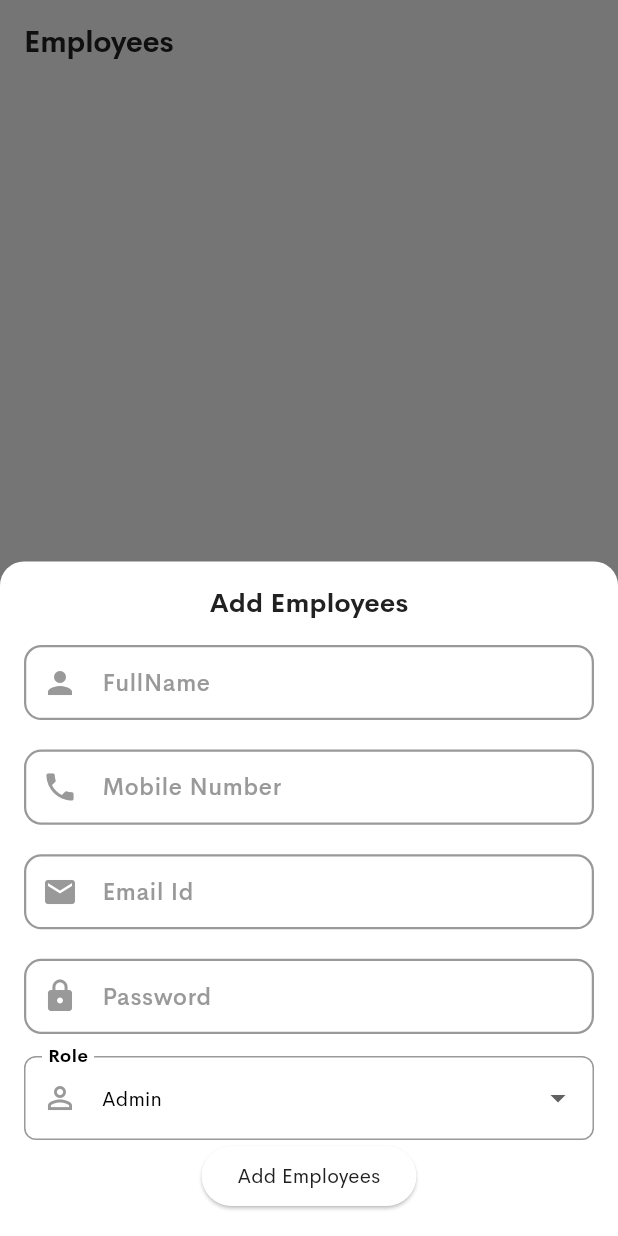
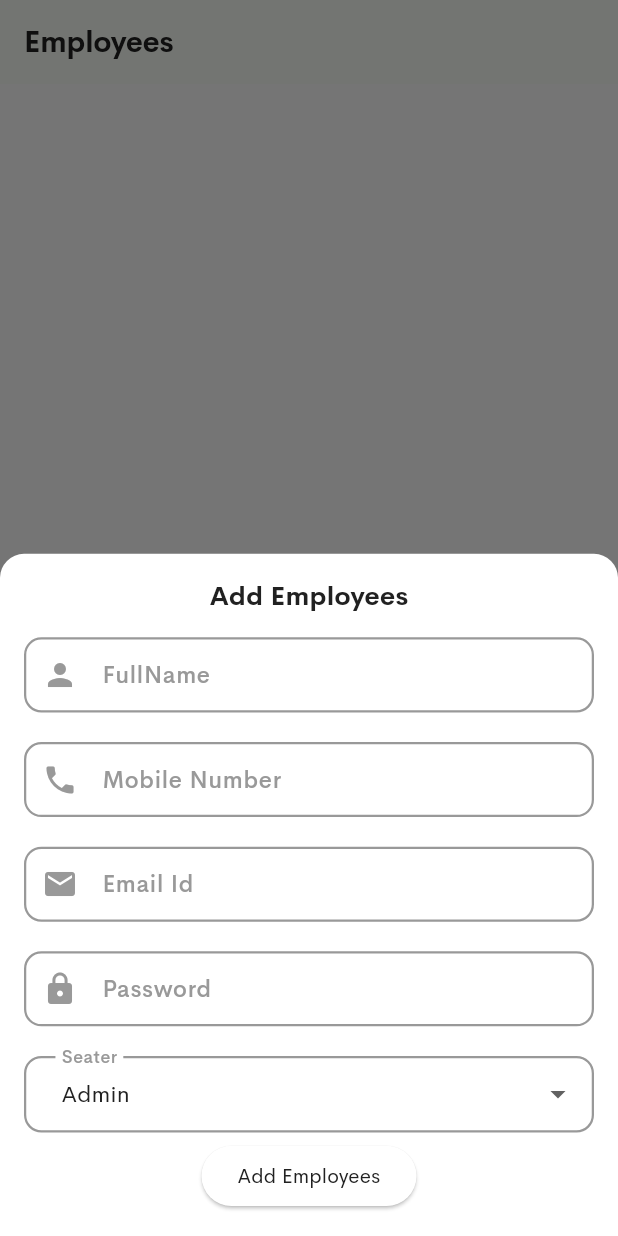
Before and after one commit to avadhworkzone/rental_motor_cycle, a Flutter app: the EmployeesScreen screen opened by its route, after a tap on the "add" icon, on a phone screen of 412 x 824 dp. Run offline on Flutter 3.47's test engine with Material 3 defaults, Android fonts, the phone set to English and light mode, and no system bars; our stand-ins replace cached_network_image, flutter_screenutil, flutter_svg, get, get_storage, image_picker and 5 more; accounts and stored records are empty; statements that could not run were skipped.

Commit message:
implement them mode

```diff
--- a/lib/commonWidgets/common_dropdown.dart
+++ b/lib/commonWidgets/common_dropdown.dart
@@ -24,6 +24,7 @@ class CommonDropdown extends StatelessWidget {
 
   @override
   Widget build(BuildContext context) {
+    bool isDarkTheme = Theme.of(context).brightness == Brightness.dark;
     return Padding(
       padding: const EdgeInsets.symmetric(vertical: 5),
       child: DropdownButtonFormField<String>(
@@ -33,7 +34,7 @@ class CommonDropdown extends StatelessWidget {
             horizontal: 20.w,
             vertical: 14.h,
           ),
-          fillColor: Colors.white,
+          fillColor: isDarkTheme?ColorUtils.darkThemeBg:Colors.white,
           filled: true,
           labelText: labelText.tr,
           labelStyle: TextStyle(
--- a/lib/commonWidgets/custom_appbar.dart
+++ b/lib/commonWidgets/custom_appbar.dart
@@ -17,9 +17,11 @@ AppBar commonAppBar({
   // bool isBackButton = true,
   bool isNotificationButton = true,
 }) {
+  // bool isDarkTheme = Theme.of(context).brightness == Brightness.dark;
+
   return AppBar(
     centerTitle: isCenterTitle ?? true,
-    backgroundColor: ColorUtils.white,
+    // backgroundColor: isDarkTheme?ColorUtils.darkThemeBg:ColorUtils.white,
 
     // toolbarHeight: 7.5.h,
     // leading: SizedBox(),
--- a/lib/commonWidgets/custom_text_field.dart
+++ b/lib/commonWidgets/custom_text_field.dart
@@ -80,6 +80,7 @@ class CommonTextField extends StatelessWidget {
   /// PLEASE IMPORT GET X PACKAGE
   @override
   Widget build(BuildContext context) {
+    bool isDarkTheme = Theme.of(context).brightness == Brightness.dark;
     return Padding(
       padding: const EdgeInsets.symmetric(vertical: 5),
       child: TextFormField(
@@ -92,7 +93,7 @@ class CommonTextField extends StatelessWidget {
         autofocus: autoFocus,
         obscureText: obscureValue ?? false,
         style: TextStyle(
-          color: ColorUtils.black21,
+          color: isDarkTheme?ColorUtils.white:ColorUtils.black21,
           fontSize: 16.sp,
           fontWeight: FontWeight.w500,
           fontFamily: FontUtils.cerebriSans,
@@ -124,7 +125,7 @@ class CommonTextField extends StatelessWidget {
             horizontal: 20.w,
             vertical: 14.h,
           ), // Enhanced padding
-          fillColor: Colors.white, // Light background
+          fillColor: isDarkTheme?ColorUtils.darkThemeBg:Colors.white, // Light background
           filled: true, // Enables background fill
           labelText:
               (labelText?.isNotEmpty ?? false) ? labelText.toString().tr : "",
@@ -150,7 +151,7 @@ class CommonTextField extends StatelessWidget {
           // 🔥 When the text field is focused
           focusedBorder: OutlineInputBorder(
             borderRadius: BorderRadius.circular(12.r),
-            borderSide: BorderSide(color: ColorUtils.primary, width: 2.0),
+            borderSide: BorderSide(color: isDarkTheme?ColorUtils.grey99:ColorUtils.primary, width: 2.0),
           ),
 
           // ❌ When there is an error
--- a/lib/utils/Theme/app_text_style.dart
+++ b/lib/utils/Theme/app_text_style.dart
@@ -158,14 +158,16 @@ class CustomText extends StatelessWidget {
 
   @override
   Widget build(BuildContext context) {
+    bool isDarkTheme = Theme.of(context).brightness == Brightness.dark;
     return Text(
-      isLocalization ? title.tr : title,
+      isLocalization ? title.tr :
+      title,
       textDirection: textDirection,
       textAlign: textAlign,
       maxLines: maxLines,
       style: TextStyle(
         color:
-            color ?? (Get.isDarkMode ? ColorUtils.white : ColorUtils.black21),
+        color ?? (isDarkTheme ? ColorUtils.white : ColorUtils.black21),
         fontFamily: fontFamily ?? FontUtils.cerebriSans,
         fontWeight: fontWeight ?? FontWeight.w400,
         fontSize: fontSize ?? 14.sp,
--- a/lib/utils/Theme/app_theme.dart
+++ b/lib/utils/Theme/app_theme.dart
@@ -78,7 +78,7 @@ class AppTheme {
     ),
   );
 
-  static final ThemeData darkTheme = ThemeData(
+  static final ThemeData  darkTheme = ThemeData(
     scaffoldBackgroundColor: ColorUtils.darkThemeBg,
     cardColor: ColorUtils.darkThemeBg,
     // cardColor: const Color(0xff474747),
--- a/lib/view/settings_screen.dart
+++ b/lib/view/settings_screen.dart
@@ -2,6 +2,7 @@ import 'package:flutter/material.dart';
 import 'package:flutter_screenutil/flutter_screenutil.dart';
 import 'package:get/get.dart';
 import 'package:rental_motor_cycle/commonWidgets/custom_appbar.dart';
+import 'package:rental_motor_cycle/utils/Theme/app_text_style.dart';
 import 'package:rental_motor_cycle/utils/shared_preference_utils.dart';
 import 'package:rental_motor_cycle/utils/string_utils.dart';
 import 'package:rental_motor_cycle/utils/download_db.dart';
@@ -87,6 +88,7 @@ class SettingsScreen extends StatelessWidget {
               onChanged: (value) {
                 isDarkMode.value = value;
                 Get.changeTheme(value ? ThemeData.dark() : ThemeData.light());
+
               },
             ),
           ),
@@ -100,7 +102,7 @@ class SettingsScreen extends StatelessWidget {
               children: [
                 ListTile(
                   leading: Icon(Icons.delete, color: Colors.red),
-                  title: Text("Reset Entire Database"),
+                  title: CustomText("Reset Entire Database"),
                   onTap: () => showResetOptions(),
                 ),
                 ListTile(
--- a/lib/view/user_screen.dart
+++ b/lib/view/user_screen.dart
@@ -2,6 +2,7 @@ import 'dart:developer';
 import 'package:flutter/material.dart';
 import 'package:flutter_screenutil/flutter_screenutil.dart';
 import 'package:get/get.dart';
+import 'package:rental_motor_cycle/commonWidgets/common_dropdown.dart';
 import 'package:rental_motor_cycle/commonWidgets/custom_appbar.dart';
 import 'package:rental_motor_cycle/commonWidgets/custom_text_field.dart';
 import 'package:rental_motor_cycle/utils/Theme/app_text_style.dart';
@@ -25,7 +26,7 @@ class _EmployeesState extends State<EmployeesScreen> {
   final TextEditingController fullnameController = TextEditingController();
   final TextEditingController passwordController = TextEditingController();
   String selectedRole = StringUtils.admin; // Default role
-  List employRoleList = [StringUtils.admin, StringUtils.manager];
+  List<String> employRoleList = [StringUtils.admin, StringUtils.manager];
   final _formKey = GlobalKey<FormState>();
 
   var isProcessing = false.obs;
@@ -50,7 +51,7 @@ class _EmployeesState extends State<EmployeesScreen> {
       Container(
         padding: EdgeInsets.all(16),
         decoration: BoxDecoration(
-          color: Colors.white,
+          color: Theme.of(context).brightness == Brightness.dark?ColorUtils.darkThemeBg:Colors.white,
           borderRadius: BorderRadius.vertical(top: Radius.circular(16)),
         ),
         child: SingleChildScrollView(
@@ -123,25 +124,10 @@ class _EmployeesState extends State<EmployeesScreen> {
                   labelText: StringUtils.password,
                 ),
                 SizedBox(height: 10.h),
-                DropdownButtonFormField<String>(
-                  value: selectedRole,
-                  items:
-                      employRoleList.map((role) {
-                        return DropdownMenuItem<String>(
-                          value: role,
-                          child: CustomText(role, color: Colors.black),
-                        );
-                      }).toList(),
-                  decoration: InputDecoration(
-                    labelText: StringUtils.role,
-                    prefixIcon: Icon(
-                      Icons.person_outline,
-                      color: ColorUtils.grey99,
-                    ),
-                    border: OutlineInputBorder(
-                      borderRadius: BorderRadius.circular(8),
-                    ),
-                  ),
+                CommonDropdown(
+                  items: employRoleList,
+                  labelText: StringUtils.seater,
+                  selectedValue: selectedRole,
                   onChanged: (value) {
                     if (value != null) {
                       setState(() {
@@ -149,7 +135,35 @@ class _EmployeesState extends State<EmployeesScreen> {
                       });
                     }
                   },
+                  validationMessage: StringUtils.selectSeater,
                 ),
+                // DropdownButtonFormField<String>(
+                //   value: selectedRole,
+                //   items:
+                //       employRoleList.map((role) {
+                //         return DropdownMenuItem<String>(
+                //           value: role,
+                //           child: CustomText(role, color: Colors.black),
+                //         );
+                //       }).toList(),
+                //   decoration: InputDecoration(
+                //     labelText: StringUtils.role,
+                //     prefixIcon: Icon(
+                //       Icons.person_outline,
+                //       color: ColorUtils.grey99,
+                //     ),
+                //     border: OutlineInputBorder(
+                //       borderRadius: BorderRadius.circular(8),
+                //     ),
+                //   ),
+                //   onChanged: (value) {
+                //     if (value != null) {
+                //       setState(() {
+                //         selectedRole = value;
+                //       });
+                //     }
+                //   },
+                // ),
                 Obx(
                   () => ElevatedButton(
                     onPressed:
```
Also changed, not shown: lib/view/bottom_navigation_bar_screen.dart (+8 -4 lines), lib/view/my_bike/dialogs/my_bike_dialogs.dart (+12 -2 lines).
